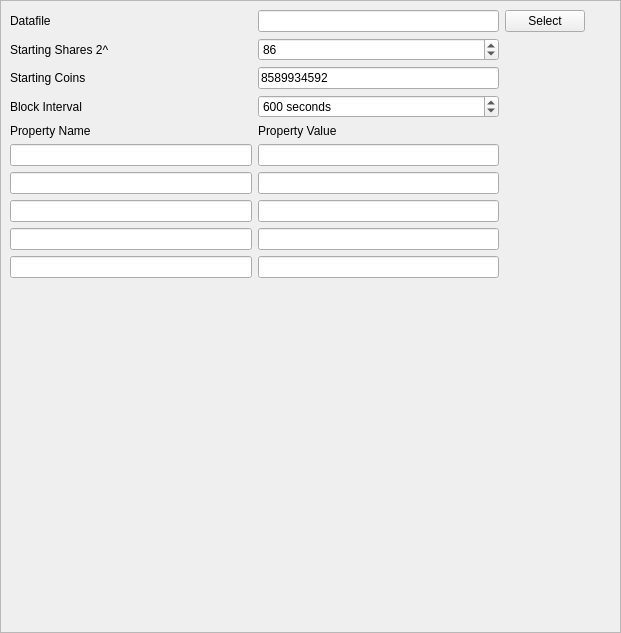
Before: the Qt Designer form apps/GenesisForm/genesisForm.ui in assignonward/aosuite, drawn with Qt 5.
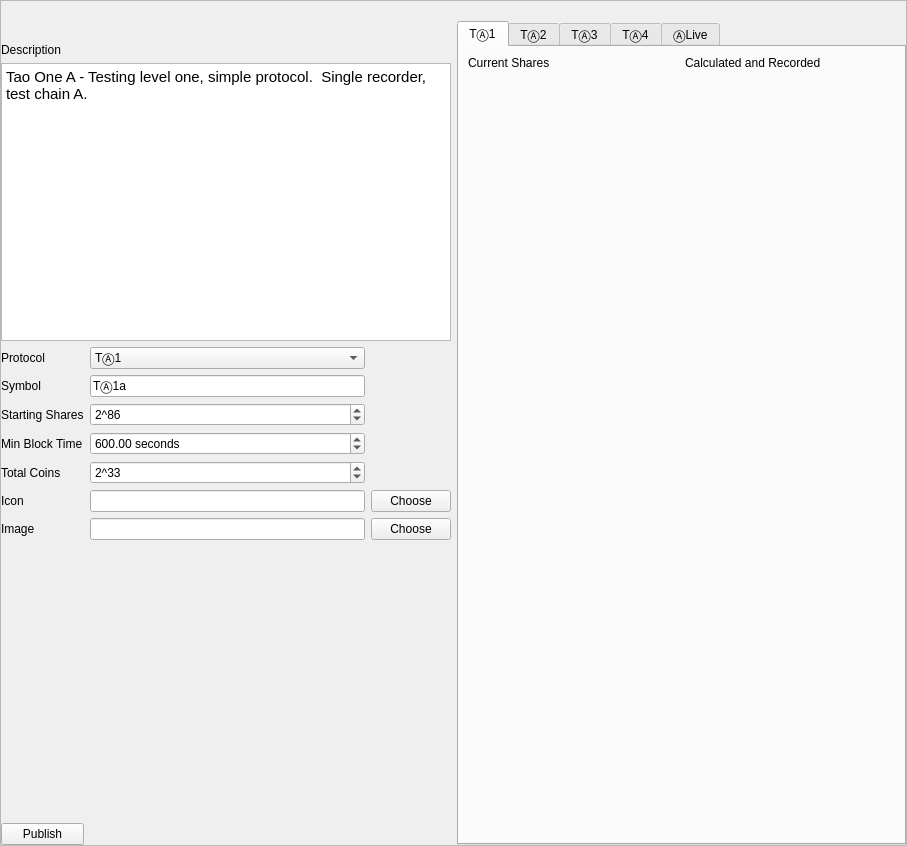
After: the same form once the commit is applied. Icons and pictures are not drawn.

Commit message: develop Genesis form

The edit to the form file:
```diff
--- a/apps/GenesisForm/genesisForm.ui
+++ b/apps/GenesisForm/genesisForm.ui
@@ -6,8 +6,8 @@
    <rect>
     <x>0</x>
     <y>0</y>
-    <width>621</width>
-    <height>633</height>
+    <width>907</width>
+    <height>846</height>
    </rect>
   </property>
   <property name="windowTitle">
@@ -21,22 +21,114 @@
     <rect>
      <x>0</x>
      <y>0</y>
-     <width>620</width>
-     <height>617</height>
+     <width>905</width>
+     <height>844</height>
     </rect>
    </property>
+   <layout class="QHBoxLayout" name="horizontalLayout">
+    <property name="leftMargin">
+     <number>0</number>
+    </property>
+    <property name="topMargin">
+     <number>0</number>
+    </property>
+    <property name="rightMargin">
+     <number>0</number>
+    </property>
+    <property name="bottomMargin">
+     <number>0</number>
+    </property>
+    <item>
    <layout class="QGridLayout" name="gridLayout">
+      <property name="topMargin">
+       <number>0</number>
+      </property>
+      <property name="bottomMargin">
+       <number>0</number>
+      </property>
+      <item row="7" column="0">
+       <widget class="QLabel" name="label_4">
+        <property name="text">
+         <string>Total Coins</string>
+        </property>
+       </widget>
+      </item>
+      <item row="5" column="0">
+       <widget class="QLabel" name="label">
+        <property name="text">
+         <string>Starting Shares</string>
+        </property>
+       </widget>
+      </item>
+      <item row="6" column="1">
+       <widget class="QDoubleSpinBox" name="minBlockTime">
+        <property name="suffix">
+         <string> seconds</string>
+        </property>
+        <property name="maximum">
+         <double>604800.000000000000000</double>
+        </property>
+        <property name="value">
+         <double>600.000000000000000</double>
+        </property>
+       </widget>
+      </item>
+      <item row="1" column="0">
+       <widget class="QLabel" name="label_6">
+        <property name="text">
+         <string>Description</string>
+        </property>
+       </widget>
+      </item>
     <item row="9" column="0">
-     <widget class="QLineEdit" name="lineEdit_4"/>
-    </item>
-    <item row="2" column="2">
-     <widget class="QLineEdit" name="lineEdit">
+       <widget class="QLabel" name="label_11">
+        <property name="text">
+         <string>Image</string>
+        </property>
+       </widget>
+      </item>
+      <item row="7" column="1">
+       <widget class="QSpinBox" name="totalCoins">
+        <property name="prefix">
+         <string>2^</string>
+        </property>
+        <property name="minimum">
+         <number>7</number>
+        </property>
+        <property name="maximum">
+         <number>63</number>
+        </property>
+        <property name="value">
+         <number>33</number>
+        </property>
+       </widget>
+      </item>
+      <item row="11" column="2">
+       <spacer name="verticalSpacer">
+        <property name="orientation">
+         <enum>Qt::Vertical</enum>
+        </property>
+        <property name="sizeHint" stdset="0">
+         <size>
+          <width>20</width>
+          <height>40</height>
+         </size>
+        </property>
+       </spacer>
+      </item>
+      <item row="8" column="0">
+       <widget class="QLabel" name="label_10">
       <property name="text">
-       <string>8589934592</string>
+         <string>Icon</string>
       </property>
      </widget>
     </item>
-    <item row="0" column="4" rowspan="10">
+      <item row="0" column="0" colspan="3">
+       <layout class="QHBoxLayout" name="horizontalLayout_3">
+        <property name="topMargin">
+         <number>22</number>
+        </property>
+        <item>
      <widget class="QLabel" name="label_3">
       <property name="maximumSize">
        <size>
@@ -61,10 +153,15 @@
       </property>
      </widget>
     </item>
-    <item row="1" column="2">
-     <widget class="QSpinBox" name="startingSharesExponent">
+       </layout>
+      </item>
+      <item row="5" column="1">
+       <widget class="QSpinBox" name="startingShares">
+        <property name="prefix">
+         <string>2^</string>
+        </property>
       <property name="minimum">
-       <number>4</number>
+         <number>7</number>
       </property>
       <property name="maximum">
        <number>127</number>
@@ -74,122 +171,208 @@
       </property>
      </widget>
     </item>
-    <item row="0" column="2">
-     <widget class="QLineEdit" name="datafileName"/>
-    </item>
-    <item row="0" column="3">
-     <widget class="QPushButton" name="selectDatafile">
-      <property name="text">
-       <string>Select</string>
-      </property>
-     </widget>
-    </item>
-    <item row="1" column="0">
+      <item row="6" column="0">
      <widget class="QLabel" name="label_2">
       <property name="text">
-       <string>Starting Shares 2^</string>
+         <string>Min Block Time</string>
       </property>
      </widget>
     </item>
-    <item row="0" column="0">
-     <widget class="QLabel" name="label">
+      <item row="8" column="2">
+       <widget class="QPushButton" name="chooseIcon">
       <property name="text">
-       <string>Datafile</string>
+         <string>Choose</string>
       </property>
      </widget>
     </item>
-    <item row="10" column="4">
-     <spacer name="verticalSpacer">
-      <property name="orientation">
-       <enum>Qt::Vertical</enum>
-      </property>
-      <property name="sizeHint" stdset="0">
-       <size>
-        <width>20</width>
-        <height>40</height>
-       </size>
-      </property>
-     </spacer>
-    </item>
-    <item row="2" column="0">
-     <widget class="QLabel" name="label_4">
-      <property name="text">
-       <string>Starting Coins</string>
-      </property>
-     </widget>
-    </item>
-    <item row="3" column="0">
-     <widget class="QLabel" name="label_5">
-      <property name="text">
-       <string>Block Interval</string>
-      </property>
-     </widget>
-    </item>
-    <item row="3" column="2">
-     <widget class="QSpinBox" name="blockInterval">
-      <property name="suffix">
-       <string> seconds</string>
-      </property>
-      <property name="prefix">
-       <string/>
-      </property>
-      <property name="minimum">
-       <number>1</number>
-      </property>
-      <property name="maximum">
-       <number>9999</number>
-      </property>
-      <property name="value">
-       <number>600</number>
-      </property>
-     </widget>
-    </item>
-    <item row="7" column="2">
-     <widget class="QLineEdit" name="lineEdit_2"/>
-    </item>
-    <item row="8" column="0">
-     <widget class="QLineEdit" name="lineEdit_6"/>
-    </item>
-    <item row="9" column="2">
-     <widget class="QLineEdit" name="lineEdit_3"/>
-    </item>
-    <item row="4" column="0">
-     <widget class="QLabel" name="label_7">
-      <property name="text">
-       <string>Property Name</string>
-      </property>
-     </widget>
-    </item>
-    <item row="4" column="2">
-     <widget class="QLabel" name="label_6">
+      <item row="2" column="0" colspan="3">
+       <widget class="QTextEdit" name="description">
       <property name="sizePolicy">
-       <sizepolicy hsizetype="Preferred" vsizetype="Fixed">
+         <sizepolicy hsizetype="Expanding" vsizetype="Expanding">
         <horstretch>0</horstretch>
         <verstretch>0</verstretch>
        </sizepolicy>
       </property>
+        <property name="html">
+         <string>&lt;!DOCTYPE HTML PUBLIC &quot;-//W3C//DTD HTML 4.0//EN&quot; &quot;http://www.w3.org/TR/REC-html40/strict.dtd&quot;&gt;
+&lt;html&gt;&lt;head&gt;&lt;meta name=&quot;qrichtext&quot; content=&quot;1&quot; /&gt;&lt;style type=&quot;text/css&quot;&gt;
+p, li { white-space: pre-wrap; }
+&lt;/style&gt;&lt;/head&gt;&lt;body style=&quot; font-family:'Ubuntu'; font-size:11pt; font-weight:400; font-style:normal;&quot;&gt;
+&lt;p style=&quot; margin-top:0px; margin-bottom:0px; margin-left:0px; margin-right:0px; -qt-block-indent:0; text-indent:0px;&quot;&gt;Tao One A - Testing level one, simple protocol.  Single recorder, test chain A.&lt;/p&gt;&lt;/body&gt;&lt;/html&gt;</string>
+        </property>
+       </widget>
+      </item>
+      <item row="4" column="0">
+       <widget class="QLabel" name="label_5">
       <property name="text">
-       <string>Property Value</string>
+         <string>Symbol</string>
       </property>
      </widget>
     </item>
-    <item row="7" column="0">
-     <widget class="QLineEdit" name="lineEdit_5"/>
-    </item>
-    <item row="8" column="2">
-     <widget class="QLineEdit" name="lineEdit_7"/>
-    </item>
-    <item row="6" column="0">
-     <widget class="QLineEdit" name="lineEdit_8"/>
-    </item>
-    <item row="6" column="2">
-     <widget class="QLineEdit" name="lineEdit_9"/>
-    </item>
-    <item row="5" column="0">
-     <widget class="QLineEdit" name="lineEdit_10"/>
-    </item>
-    <item row="5" column="2">
-     <widget class="QLineEdit" name="lineEdit_11"/>
+      <item row="4" column="1">
+       <widget class="QLineEdit" name="symbol">
+        <property name="text">
+         <string>TⒶ1a</string>
+        </property>
+       </widget>
+      </item>
+      <item row="9" column="2">
+       <widget class="QPushButton" name="chooseImage">
+        <property name="text">
+         <string>Choose</string>
+        </property>
+       </widget>
+      </item>
+      <item row="8" column="1">
+       <widget class="QLineEdit" name="icon"/>
+      </item>
+      <item row="9" column="1">
+       <widget class="QLineEdit" name="image"/>
+      </item>
+      <item row="3" column="0">
+       <widget class="QLabel" name="label_12">
+        <property name="text">
+         <string>Protocol</string>
+        </property>
+       </widget>
+      </item>
+      <item row="3" column="1">
+       <widget class="QComboBox" name="protocol">
+        <item>
+         <property name="text">
+          <string>TⒶ1</string>
+         </property>
+        </item>
+        <item>
+         <property name="text">
+          <string>TⒶ2</string>
+         </property>
+        </item>
+        <item>
+         <property name="text">
+          <string>TⒶ3</string>
+         </property>
+        </item>
+        <item>
+         <property name="text">
+          <string>TⒶ4</string>
+         </property>
+        </item>
+        <item>
+         <property name="text">
+          <string>ⒶLive</string>
+         </property>
+        </item>
+       </widget>
+      </item>
+      <item row="12" column="0">
+       <widget class="QPushButton" name="publish">
+        <property name="text">
+         <string>Publish</string>
+        </property>
+       </widget>
+      </item>
+     </layout>
+    </item>
+    <item>
+     <layout class="QVBoxLayout" name="verticalLayout_2">
+      <property name="leftMargin">
+       <number>0</number>
+      </property>
+      <property name="topMargin">
+       <number>0</number>
+      </property>
+      <item>
+       <layout class="QHBoxLayout" name="horizontalLayout_2">
+        <property name="topMargin">
+         <number>0</number>
+        </property>
+        <item>
+         <widget class="QLabel" name="label_7">
+          <property name="maximumSize">
+           <size>
+            <width>256</width>
+            <height>108</height>
+           </size>
+          </property>
+          <property name="text">
+           <string/>
+          </property>
+          <property name="pixmap">
+           <pixmap resource="genesisFormResources.qrc">:/icons/Chain.png</pixmap>
+          </property>
+          <property name="scaledContents">
+           <bool>true</bool>
+          </property>
+          <property name="alignment">
+           <set>Qt::AlignCenter</set>
+          </property>
+         </widget>
+        </item>
+       </layout>
+      </item>
+      <item>
+       <widget class="QTabWidget" name="tabWidget">
+        <property name="currentIndex">
+         <number>0</number>
+        </property>
+        <widget class="QWidget" name="tao1Tab">
+         <attribute name="title">
+          <string>TⒶ1</string>
+         </attribute>
+         <layout class="QGridLayout" name="gridLayout_2">
+          <item row="1" column="0">
+           <spacer name="verticalSpacer_2">
+            <property name="orientation">
+             <enum>Qt::Vertical</enum>
+            </property>
+            <property name="sizeHint" stdset="0">
+             <size>
+              <width>20</width>
+              <height>40</height>
+             </size>
+            </property>
+           </spacer>
+          </item>
+          <item row="0" column="0">
+           <widget class="QLabel" name="label_8">
+            <property name="text">
+             <string>Current Shares</string>
+            </property>
+           </widget>
+          </item>
+          <item row="0" column="1">
+           <widget class="QLabel" name="label_9">
+            <property name="text">
+             <string>Calculated and Recorded</string>
+            </property>
+           </widget>
+          </item>
+         </layout>
+        </widget>
+        <widget class="QWidget" name="tao2Tab">
+         <attribute name="title">
+          <string>TⒶ2</string>
+         </attribute>
+        </widget>
+        <widget class="QWidget" name="tao3Tab">
+         <attribute name="title">
+          <string>TⒶ3</string>
+         </attribute>
+        </widget>
+        <widget class="QWidget" name="tao4Tab">
+         <attribute name="title">
+          <string>TⒶ4</string>
+         </attribute>
+        </widget>
+        <widget class="QWidget" name="aoLiveTab">
+         <attribute name="title">
+          <string>ⒶLive</string>
+         </attribute>
+        </widget>
+       </widget>
+      </item>
+     </layout>
     </item>
    </layout>
   </widget>
```
Lines whose indentation alone changed are shown as unchanged. The commit also changes 3 other files.
